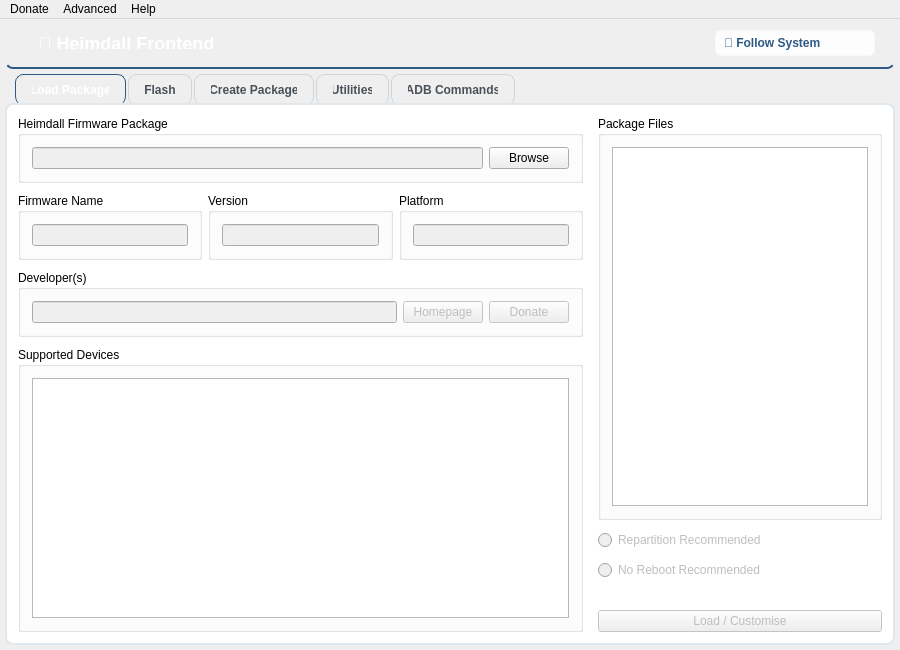
enokseth/Heimdall, file heimdall-frontend/mainwindow.ui: the form before one commit.
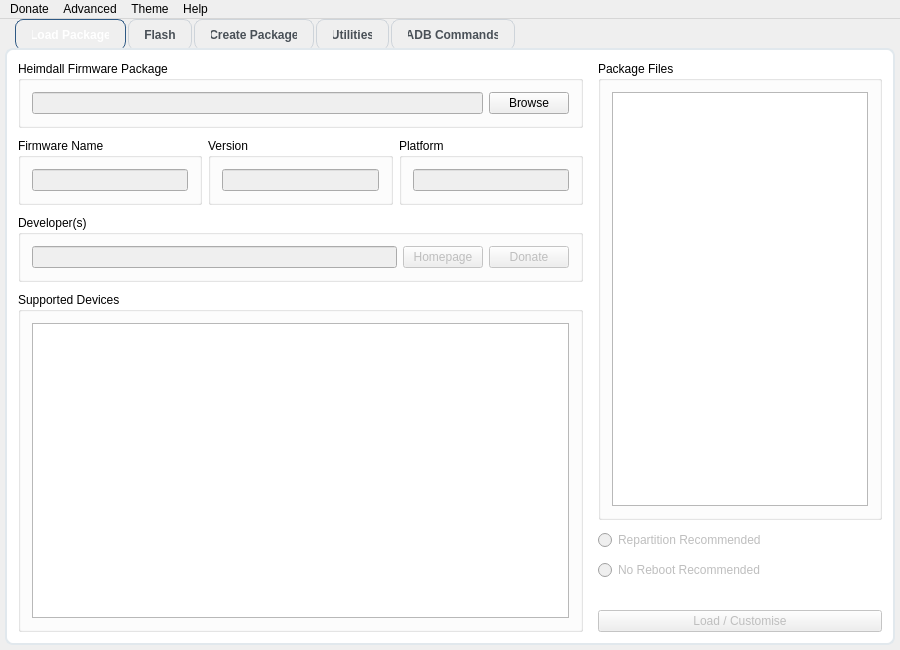
The form after the commit.

Commit message: Update Responsive design

Diff of the .ui file:
```diff
--- a/heimdall-frontend/mainwindow.ui
+++ b/heimdall-frontend/mainwindow.ui
@@ -63,126 +63,6 @@
     <property name="bottomMargin">
      <number>5</number>
     </property>
-    <item>
-     <widget class="QFrame" name="headerFrame">
-      <property name="minimumSize">
-       <size>
-        <width>0</width>
-        <height>50</height>
-       </size>
-      </property>
-      <property name="maximumSize">
-       <size>
-        <width>16777215</width>
-        <height>50</height>
-       </size>
-      </property>
-      <property name="frameShape">
-       <enum>QFrame::StyledPanel</enum>
-      </property>
-      <property name="frameShadow">
-       <enum>QFrame::Raised</enum>
-      </property>
-      <property name="styleSheet">
-       <string notr="true">QFrame#headerFrame {
-    background: qlineargradient(x1: 0, y1: 0, x2: 1, y2: 0, 
-                                stop: 0 #4A90E2, stop: 1 #357ABD);
-    border-bottom: 2px solid #2E5984;
-    border-radius: 8px 8px 0px 0px;
-}
-
-QLabel#titleLabel {
-    color: white;
-    font-weight: bold;
-    font-size: 18px;
-    padding: 8px;
-}
-
-QComboBox#themeSelector {
-    background: rgba(255, 255, 255, 0.9);
-    border: 1px solid rgba(255, 255, 255, 0.3);
-    border-radius: 6px;
-    padding: 4px 8px;
-    font-weight: bold;
-    color: #2E5984;
-    min-width: 120px;
-}
-
-QComboBox#themeSelector::drop-down {
-    border: none;
-    width: 20px;
-}
-
-QComboBox#themeSelector::down-arrow {
-    image: none;
-    border-left: 4px solid transparent;
-    border-right: 4px solid transparent;
-    border-top: 6px solid #2E5984;
-    width: 0;
-    height: 0;
-}</string>
-      </property>
-      <layout class="QHBoxLayout" name="headerHorizontalLayout">
-       <property name="leftMargin">
-        <number>20</number>
-       </property>
-       <property name="topMargin">
-        <number>10</number>
-       </property>
-       <property name="rightMargin">
-        <number>20</number>
-       </property>
-       <property name="bottomMargin">
-        <number>10</number>
-       </property>
-       <item>
-        <widget class="QLabel" name="titleLabel">
-         <property name="text">
-          <string>🔥 Heimdall Frontend</string>
-         </property>
-         <property name="styleSheet">
-          <string notr="true"/>
-         </property>
-        </widget>
-       </item>
-       <item>
-        <spacer name="headerSpacer">
-         <property name="orientation">
-          <enum>Qt::Horizontal</enum>
-         </property>
-         <property name="sizeHint" stdset="0">
-          <size>
-           <width>40</width>
-           <height>20</height>
-          </size>
-         </property>
-        </spacer>
-       </item>
-       <item>
-        <widget class="QComboBox" name="themeSelector">
-         <property name="styleSheet">
-          <string notr="true"/>
-         </property>
-         <item>
-          <property name="text">
-           <string>🌟 Follow System</string>
-          </property>
-         </item>
-         <item>
-          <property name="text">
-           <string>☀️ Light Theme</string>
-          </property>
-         </item>
-         <item>
-          <property name="text">
-           <string>🌙 Dark Theme</string>
-          </property>
-         </item>
-        </widget>
-       </item>
-      </layout>
-     </widget>
-    </item>
     <item>
      <widget class="QTabWidget" name="functionTabWidget">
     <property name="enabled">
@@ -256,6 +136,9 @@
         <property name="spacing">
          <number>10</number>
         </property>
+        <property name="sizeConstraint">
+         <enum>QLayout::SetDefaultConstraint</enum>
+        </property>
         <item>
          <widget class="QGroupBox" name="firmwarePackageGroup">
           <property name="title">
@@ -2090,8 +1973,17 @@
     <addaction name="separator"/>
     <addaction name="actionVerboseOutput"/>
    </widget>
+   <widget class="QMenu" name="menuTheme">
+    <property name="title">
+     <string>Theme</string>
+    </property>
+    <addaction name="actionFollowSystem"/>
+    <addaction name="actionLightTheme"/>
+    <addaction name="actionDarkTheme"/>
+   </widget>
    <addaction name="menuDonate"/>
    <addaction name="menuAdvanced"/>
+   <addaction name="menuTheme"/>
    <addaction name="menuHelp"/>
   </widget>
   <action name="actionHelp">
```
Left out of the diff: 30 changed lines with no effect on the pictures. The commit also changes 2 other files.
